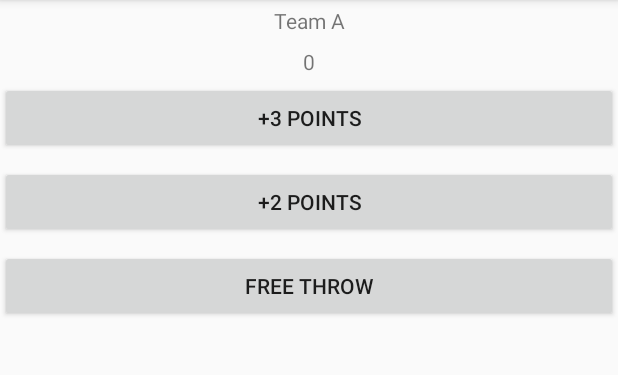
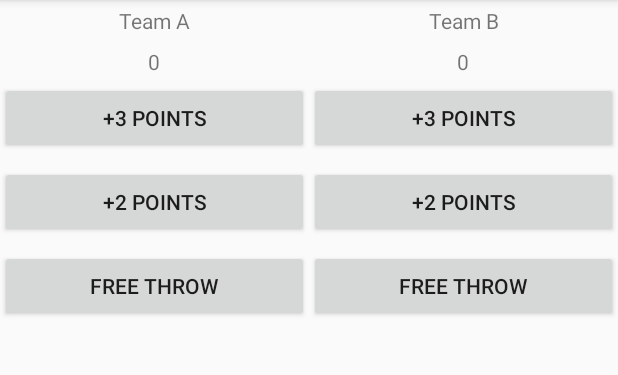
Before and after one commit to multiversetheorie/CourtCounter, an Android app: the screen it shows after launch (MainActivity), on a phone screen of 412 x 824 dp, the part 84-459 px from its top. Run offline under Robolectric (Android 15) with nearby library versions, the phone set to English and light mode, and no system bars.

Commit message:
Added two-column layout and button functionality.

```diff
--- a/app/src/main/java/com/example/android/courtcounter/MainActivity.java
+++ b/app/src/main/java/com/example/android/courtcounter/MainActivity.java
@@ -8,6 +8,7 @@ import android.widget.TextView;
 public class MainActivity extends AppCompatActivity {
 
     int scoreTeamA = 0;
+    int scoreTeamB = 0;
 
     @Override
     protected void onCreate(Bundle savedInstanceState) {
@@ -46,4 +47,38 @@ public class MainActivity extends AppCompatActivity {
         scoreTeamA = scoreTeamA + 1;
         displayForTeamA(scoreTeamA);
     }
+
+    // TEAM B METHODS START HERE
+
+    /**
+     * Displays the given score for Team B.
+     */
+    public void displayForTeamB(int score) {
+        TextView scoreView = (TextView) findViewById(R.id.team_b_score);
+        scoreView.setText(String.valueOf(score));
+    }
+
+    /**
+     * This method is called when the "+3 points" button is clicked.
+     */
+    public void threePointsForTeamB(View view) {
+        scoreTeamB = scoreTeamB + 3;
+        displayForTeamB(scoreTeamB);
+    }
+
+    /**
+     * This method is called when the "+2 points" button is clicked.
+     */
+    public void twoPointsForTeamB(View view) {
+        scoreTeamB = scoreTeamB + 2;
+        displayForTeamB(scoreTeamB);
+    }
+
+    /**
+     * This method is called when the "Free Throw" button is clicked.
+     */
+    public void freeThrowForTeamB(View view) {
+        scoreTeamB = scoreTeamB + 1;
+        displayForTeamB(scoreTeamB);
+    }
 }
--- a/app/src/main/res/layout/activity_main.xml
+++ b/app/src/main/res/layout/activity_main.xml
@@ -2,6 +2,13 @@
 <LinearLayout xmlns:android="http://schemas.android.com/apk/res/android"
     xmlns:tools="http://schemas.android.com/tools"
     android:layout_width="match_parent"
+    android:layout_height="match_parent"
+    android:orientation="horizontal"
+    tools:context=".MainActivity">
+
+    <LinearLayout
+        android:layout_weight="1"
+        android:layout_width="0dp"
         android:layout_height="match_parent"
         android:orientation="vertical"
         tools:context=".MainActivity">
@@ -9,42 +16,95 @@
         <TextView
             android:layout_width="match_parent"
             android:layout_height="wrap_content"
+            android:gravity="center"
             android:padding="4dp"
-        android:gravity="center"
-        android:text="Team A"/>
+            android:text="Team A" />
 
         <TextView
             android:id="@+id/team_a_score"
             android:layout_width="match_parent"
             android:layout_height="wrap_content"
+            android:gravity="center"
             android:padding="4dp"
-        android:gravity="center"
-        android:text="0"/>
+            android:text="0" />
 
         <Button
             android:layout_width="match_parent"
             android:layout_height="wrap_content"
+            android:layout_gravity="center_horizontal"
             android:layout_marginBottom="8dp"
-        android:textAllCaps="true"
-        android:layout_gravity="center_horizontal"
+            android:onClick="threePointsForTeamA"
             android:text="+3 points"
-        android:onClick="threePointsForTeamA"/>
+            android:textAllCaps="true" />
 
         <Button
             android:layout_width="match_parent"
             android:layout_height="wrap_content"
+            android:layout_gravity="center_horizontal"
             android:layout_marginBottom="8dp"
-        android:textAllCaps="true"
-        android:layout_gravity="center_horizontal"
+            android:onClick="twoPointsForTeamA"
             android:text="+2 points"
-        android:onClick="twoPointsForTeamA"/>
+            android:textAllCaps="true" />
 
         <Button
             android:layout_width="match_parent"
             android:layout_height="wrap_content"
+            android:layout_gravity="center_horizontal"
             android:layout_marginBottom="8dp"
-        android:textAllCaps="true"
+            android:onClick="freeThrowForTeamA"
+            android:text="Free Throw"
+            android:textAllCaps="true" />
+    </LinearLayout>
+
+    <LinearLayout
+        android:layout_weight="1"
+        android:layout_width="0dp"
+        android:layout_height="match_parent"
+        android:orientation="vertical"
+        tools:context=".MainActivity">
+
+        <TextView
+            android:layout_width="match_parent"
+            android:layout_height="wrap_content"
+            android:gravity="center"
+            android:padding="4dp"
+            android:text="Team B" />
+
+        <TextView
+            android:id="@+id/team_b_score"
+            android:layout_width="match_parent"
+            android:layout_height="wrap_content"
+            android:gravity="center"
+            android:padding="4dp"
+            android:text="0" />
+
+        <Button
+            android:layout_width="match_parent"
+            android:layout_height="wrap_content"
             android:layout_gravity="center_horizontal"
+            android:layout_marginBottom="8dp"
+            android:onClick="threePointsForTeamB"
+            android:text="+3 points"
+            android:textAllCaps="true" />
+
+        <Button
+            android:layout_width="match_parent"
+            android:layout_height="wrap_content"
+            android:layout_gravity="center_horizontal"
+            android:layout_marginBottom="8dp"
+            android:onClick="twoPointsForTeamB"
+            android:text="+2 points"
+            android:textAllCaps="true" />
+
+        <Button
+            android:layout_width="match_parent"
+            android:layout_height="wrap_content"
+            android:layout_gravity="center_horizontal"
+            android:layout_marginBottom="8dp"
+            android:onClick="freeThrowForTeamB"
             android:text="Free Throw"
-        android:onClick="freeThrowForTeamA"/>
+            android:textAllCaps="true" />
+
     </LinearLayout>
+
+</LinearLayout>
```
Lines whose indentation alone changed are shown as unchanged.
